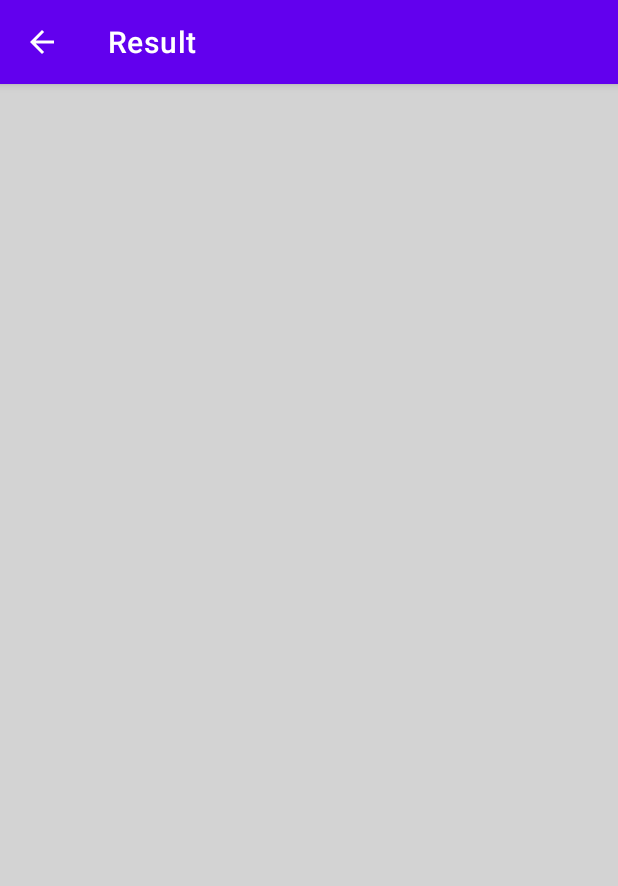
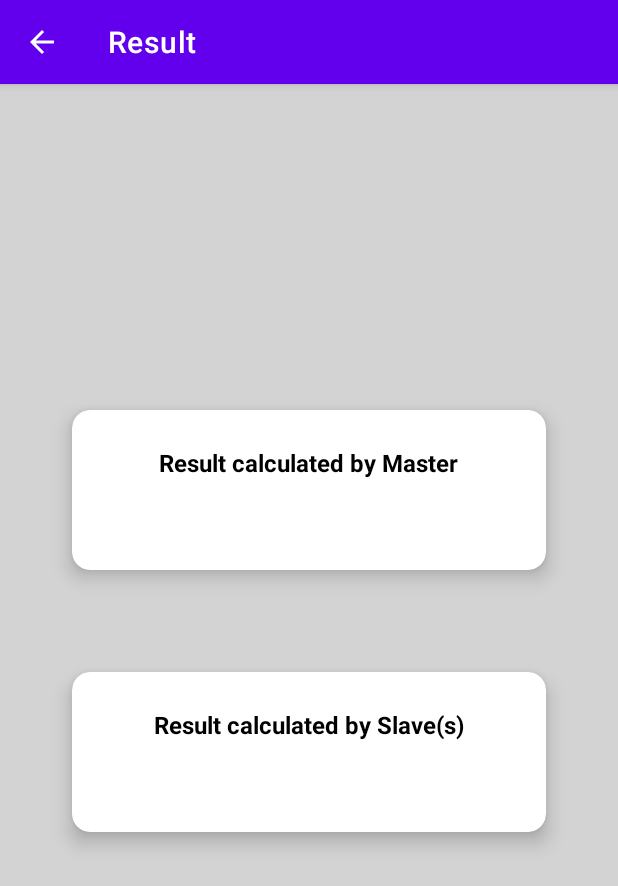
Before and after one commit to haaaaarsh/mobile-offloading, an Android app: the ResultActivity screen opened directly, with no data from a screen before it, on a phone screen of 412 x 824 dp. Shown: the top 886 px of the screen. Run offline under Robolectric (Android 15) with nearby library versions, the phone set to English and light mode, and no system bars; our stand-ins replace data binding.

Commit message:
computing and result done

```diff
--- a/app/src/main/java/com/group70/mobileoffloading/ui/master/MasterActivity.java
+++ b/app/src/main/java/com/group70/mobileoffloading/ui/master/MasterActivity.java
@@ -164,7 +164,9 @@ public class MasterActivity extends BaseActivity<MasterViewModel> implements Mas
                                 BatteryManager batteryManager = (BatteryManager) getSystemService(Context.BATTERY_SERVICE);
                                 long endEnergy = batteryManager.getLongProperty(BatteryManager.BATTERY_PROPERTY_CHARGE_COUNTER);
                                 Double totalEnergy = (1.0 * (Math.abs(startbattery - endEnergy))) / 1000.0;
-                                 viewModel.setConnectionStatus("Finished by Slave(s) in " + (double) (end - start) / 1000 + " seconds\n" + "Power Consumed~ " + totalEnergy + " mAh\n");
+                                 viewModel.setConnectionStatus("Finished by Slave(s) in " + (double) (end - start) / 1000 + " seconds\n"
+//                                         + "Power Consumed~ " + totalEnergy + " mAh\n"
+                                 );
                                  start = 0;
                                  startbattery = 0;
                                  Log.e("finalresult", Arrays.deepToString(output)); // Add to text file
@@ -231,7 +233,9 @@ public class MasterActivity extends BaseActivity<MasterViewModel> implements Mas
         long endTime = System.currentTimeMillis();
         long endEnergy = batteryManager.getLongProperty(BatteryManager.BATTERY_PROPERTY_CHARGE_COUNTER);
         Double diffe = (1.0 * (Math.abs(startEnergy - endEnergy))) / 1000;
-        viewModel.setConnectionStatus("Computation Time :  " + (double) (endTime - startTime) / 1000 + " seconds\n" + "Power Consumed~ " + diffe + " mAh");
+        viewModel.setConnectionStatus("Computation Time :  " + (double) (endTime - startTime) / 1000 + " seconds\n"
+//                + "Power Consumed~ " + diffe + " mAh"
+        );
     }
 
     @Override
--- a/app/src/main/java/com/group70/mobileoffloading/ui/result/ResultActivity.java
+++ b/app/src/main/java/com/group70/mobileoffloading/ui/result/ResultActivity.java
@@ -2,6 +2,8 @@ package com.group70.mobileoffloading.ui.result;
 
 import android.content.Context;
 import android.os.Bundle;
+import android.text.method.ScrollingMovementMethod;
+import android.util.Log;
 
 import androidx.annotation.NonNull;
 import androidx.databinding.DataBindingUtil;
@@ -29,6 +31,16 @@ public class ResultActivity extends BaseActivity<ResultViewModel> implements Res
         setDataBindings();
         viewModel.setNavigator(this);
         setToolBar();
+        getResult();
+    }
+
+    private void getResult() {
+        String zeroCheck = getIntent().getStringExtra("Result");
+        String masterResult = getIntent().getStringExtra("Master");
+        String slaveResult = getIntent().getStringExtra("Slaves");
+        viewModel.setMasterRes(masterResult);
+        viewModel.setSlaveRes(slaveResult);
+        Log.e(TAG, zeroCheck);
     }
 
     private void setToolBar() {
--- a/app/src/main/java/com/group70/mobileoffloading/ui/result/ResultViewModel.java
+++ b/app/src/main/java/com/group70/mobileoffloading/ui/result/ResultViewModel.java
@@ -1,24 +1,32 @@
 package com.group70.mobileoffloading.ui.result;
 
-import android.util.Log;
-
-import androidx.databinding.ObservableBoolean;
 import androidx.databinding.ObservableField;
 
-import com.google.android.gms.nearby.connection.ConnectionInfo;
-import com.google.android.gms.nearby.connection.ConnectionLifecycleCallback;
-import com.google.android.gms.nearby.connection.ConnectionResolution;
-import com.google.android.gms.nearby.connection.DiscoveredEndpointInfo;
-import com.google.android.gms.nearby.connection.DiscoveryOptions;
-import com.google.android.gms.nearby.connection.EndpointDiscoveryCallback;
-import com.google.android.gms.nearby.connection.Strategy;
 import com.group70.mobileoffloading.ui.base.BaseViewModel;
 
 public class ResultViewModel extends BaseViewModel<ResultNavigator> {
 
     private final String TAG = "ResultViewModel<>";
+    private ObservableField<String> masterRes = new ObservableField<>();
+    private ObservableField<String> slaveRes = new ObservableField<>();
 
     public ResultViewModel() {
 
     }
+
+    public ObservableField<String> getMasterRes() {
+        return masterRes;
+    }
+
+    public void setMasterRes(String masterRes) {
+        this.masterRes.set(masterRes);
+    }
+
+    public ObservableField<String> getSlaveRes() {
+        return slaveRes;
+    }
+
+    public void setSlaveRes(String slaveRes) {
+        this.slaveRes.set(slaveRes);
+    }
 }
--- a/app/src/main/java/com/group70/mobileoffloading/ui/slave/SlaveActivity.java
+++ b/app/src/main/java/com/group70/mobileoffloading/ui/slave/SlaveActivity.java
@@ -112,7 +112,9 @@ public class SlaveActivity extends BaseActivity<SlaveViewModel> implements Slave
                             long endEnergy = batteryManager.getLongProperty(BatteryManager.BATTERY_PROPERTY_CHARGE_COUNTER);
 
                             Double totalEnergy = (1.0 * (Math.abs(startbatteryslave - endEnergy))) / 1000;
-                            viewModel.setConnectionStatus("Finished in " + (double) (endTime - startslave) / 1000 + " seconds\n" + "Power Consumed: " + totalEnergy + " mAh");
+                            viewModel.setConnectionStatus("Finished in " + (double) (endTime - startslave) / 1000 + " seconds\n"
+//                                    + "Power Consumed: " + totalEnergy + " mAh"
+                            );
                         } else {
                             if (!isComputing) {
                                 isComputing = true;
--- a/app/src/main/res/layout/activity_result.xml
+++ b/app/src/main/res/layout/activity_result.xml
@@ -39,6 +39,95 @@
                 android:paddingStart="40dp"
                 android:paddingEnd="40dp">
 
+                <LinearLayout
+                    android:layout_width="match_parent"
+                    android:layout_height="wrap_content"
+                    android:layout_columnWeight="1"
+                    android:layout_marginLeft="8dp"
+                    android:layout_marginTop="8dp"
+                    android:layout_marginRight="8dp"
+                    android:layout_marginBottom="60dp">
+
+                    <androidx.cardview.widget.CardView style="@style/CardView.Primary">
+
+                        <LinearLayout
+                            android:layout_width="match_parent"
+                            android:layout_height="wrap_content"
+                            android:layout_gravity="center"
+                            android:background="?attr/selectableItemBackground"
+                            android:orientation="vertical"
+                            android:paddingTop="24dp"
+                            android:paddingBottom="24dp">
+
+                            <TextView
+                                android:layout_width="wrap_content"
+                                android:layout_height="wrap_content"
+                                android:layout_gravity="center_horizontal"
+                                android:layout_marginBottom="20dp"
+                                android:text="@string/master_result"
+                                android:textColor="@color/black"
+                                android:textSize="16sp"
+                                android:textStyle="bold" />
+
+                            <TextView
+                                android:layout_width="wrap_content"
+                                android:layout_height="wrap_content"
+                                android:layout_marginStart="6dp"
+                                android:layout_marginEnd="6dp"
+                                android:text="@{viewModel.masterRes}"
+                                android:textColor="@color/black"
+                                android:textSize="12sp"
+                                android:textStyle="bold" />
+
+                        </LinearLayout>
+
+                    </androidx.cardview.widget.CardView>
+                </LinearLayout>
+
+                <LinearLayout
+                    android:layout_width="match_parent"
+                    android:layout_height="wrap_content"
+                    android:layout_columnWeight="1"
+                    android:layout_marginLeft="8dp"
+                    android:layout_marginTop="8dp"
+                    android:layout_marginRight="8dp"
+                    android:layout_marginBottom="60dp">
+
+                    <androidx.cardview.widget.CardView style="@style/CardView.Primary">
+
+                        <LinearLayout
+                            android:layout_width="match_parent"
+                            android:layout_height="wrap_content"
+                            android:layout_gravity="center"
+                            android:background="?attr/selectableItemBackground"
+                            android:orientation="vertical"
+                            android:paddingTop="24dp"
+                            android:paddingBottom="24dp">
+
+                            <TextView
+                                android:layout_width="wrap_content"
+                                android:layout_height="wrap_content"
+                                android:layout_gravity="center_horizontal"
+                                android:layout_marginBottom="20dp"
+                                android:text="@string/slave_result"
+                                android:textColor="@color/black"
+                                android:textSize="16sp"
+                                android:textStyle="bold" />
+
+                            <TextView
+                                android:layout_width="wrap_content"
+                                android:layout_height="wrap_content"
+                                android:layout_marginStart="6dp"
+                                android:layout_marginEnd="6dp"
+                                android:text="@{viewModel.slaveRes}"
+                                android:textColor="@color/black"
+                                android:textSize="12sp"
+                                android:textStyle="bold" />
+
+                        </LinearLayout>
+
+                    </androidx.cardview.widget.CardView>
+                </LinearLayout>
 
             </androidx.appcompat.widget.LinearLayoutCompat>
         </androidx.core.widget.NestedScrollView>
--- a/app/src/main/res/values/strings.xml
+++ b/app/src/main/res/values/strings.xml
@@ -24,4 +24,8 @@
     <string name="connect">Tap to Connect</string>
     <string name="disconnect">Tap to Disconnect</string>
 
+    <!--    Result-->
+    <string name="master_result">Result calculated by Master</string>
+    <string name="slave_result">Result calculated by Slave(s)</string>
+
 </resources>
```
